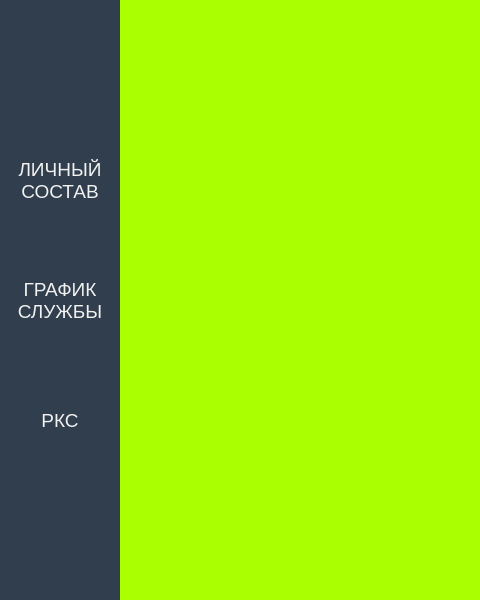
Qt form widget.ui (DNDCpp/QT_army_project) before a commit; both pictures show x 0 to 480 and y 0 to 600 of the 800 by 600 pixel window.
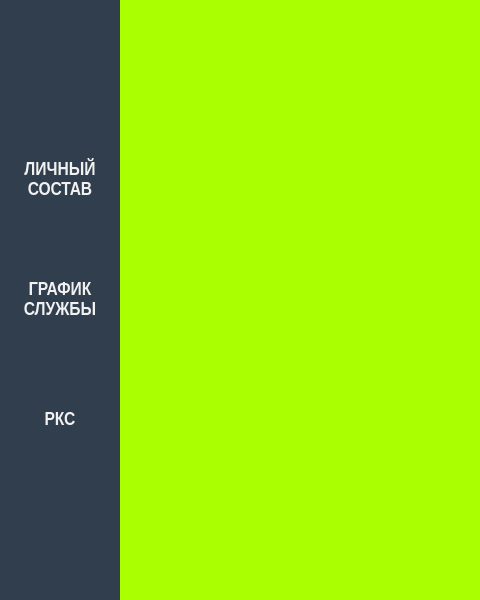
The same form after that commit. Icons and pictures are not drawn.

Commit message: Поправил передвижние текста при отображении стиля кнопки в момент нажатия.

The edit to the form file:
```diff
--- a/widget.ui
+++ b/widget.ui
@@ -24,6 +24,8 @@
    <string notr="true">#Widget{background-color: rgb(48, 62, 77);}
 QPushButton{
 color: rgb(241, 241, 241);
+border-color: rgb(48, 62, 77);
+border-right-width: 10px;
 }
 #baceIcon{
 border-image: url(:/icons/resources/icons/star.jpg);
@@ -108,7 +110,10 @@
        </property>
        <property name="font">
         <font>
+         <family>Arial Narrow</family>
          <pointsize>14</pointsize>
+         <weight>75</weight>
+         <bold>true</bold>
         </font>
        </property>
        <property name="statusTip">
@@ -117,6 +122,9 @@
        <property name="whatsThis">
         <string/>
        </property>
+       <property name="layoutDirection">
+        <enum>Qt::LeftToRight</enum>
+       </property>
        <property name="autoFillBackground">
         <bool>false</bool>
        </property>
@@ -151,7 +159,10 @@
        </property>
        <property name="font">
         <font>
+         <family>Arial Narrow</family>
          <pointsize>14</pointsize>
+         <weight>75</weight>
+         <bold>true</bold>
         </font>
        </property>
        <property name="text">
@@ -185,7 +196,10 @@
        </property>
        <property name="font">
         <font>
+         <family>Arial Narrow</family>
          <pointsize>14</pointsize>
+         <weight>75</weight>
+         <bold>true</bold>
         </font>
        </property>
        <property name="text">
```
